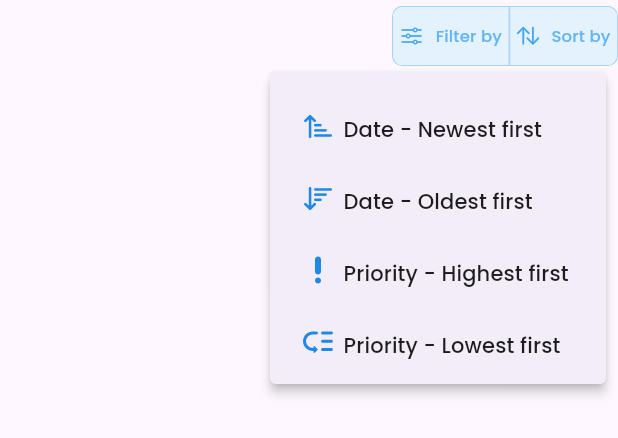
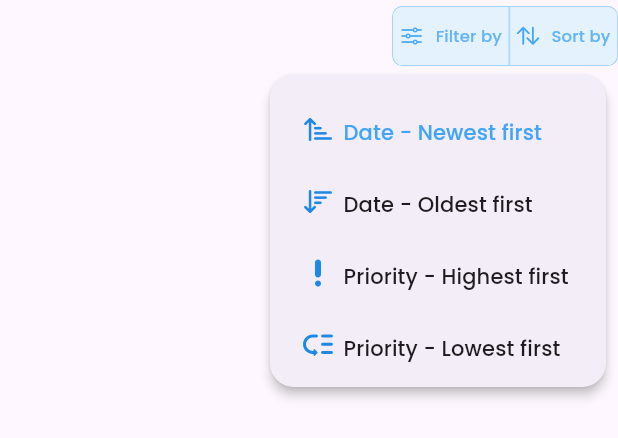
Before and after one commit to apratim-arora/flutter_responsive_web_app, a Flutter app: the FilterSortButtons widget shown alone on an empty page, opened directly, after a tap on "Sort by", on a phone screen of 412 x 824 dp. Shown: the top 438 px of the screen. Run offline on Flutter 3.47's test engine with Material 3 defaults, Android fonts, the light colour scheme and no system bars; our stand-ins replace auto_size_text, flutter_breadcrumb, flutter_riverpod, lottie, percent_indicator, riverpod_annotation; missing offline and left inert: animate_gradient, split_view, universal_html; generated files the repository leaves out were written again.

Commit message:
popup menu design update

```diff
--- a/lib/main.dart
+++ b/lib/main.dart
@@ -86,12 +86,6 @@ class _MyHomePageState extends ConsumerState<MyHomePage> {
         ],
         duration: const Duration(seconds: 10),
         child: Container(
-          // decoration: const BoxDecoration(
-          //   image: DecorationImage(
-          //     image: AssetImage("assets/images/doodle_bg_1.png"),
-          //     repeat: ImageRepeat.repeatX,
-          //   ),
-          // ),
           padding: EdgeInsets.only(
             left: screenWidth * 0.02,
             right: screenWidth * 0.02,
--- a/lib/providers/data_provider.dart
+++ b/lib/providers/data_provider.dart
@@ -56,7 +56,8 @@ Future<List<Article>> filteredAndSortedArticles(
       {
         List<String> selectedtags =
             ref.read(selectedTagListForFilteringProvider);
-        print("all tags from saved data: $selectedtags");
+        print("selected tags for filtering: $selectedtags");
+        print("all tags available from data: $allTags");
         currentList = currentList
             .where((article) =>
                 selectedtags.any((tag) => article.tags.contains(tag)))
--- a/lib/widgets.dart
+++ b/lib/widgets.dart
@@ -96,6 +96,7 @@ class IconAndLabel extends StatelessWidget {
   final Widget icon;
   final Widget label;
   final double gap;
+
   const IconAndLabel({
     super.key,
     required this.icon,
@@ -236,23 +237,89 @@ class FilterSortButtons extends ConsumerWidget {
     super.key,
   });
 
+  TextStyle? selectionBasedStyle(dynamic selectedType, dynamic thisType) {
+    if (thisType == selectedType) {
+      return TextStyle(color: Colors.blue.shade400);
+    } else {
+      return null;
+    }
+  }
+
+  Future<void>
+      makeDelay() async => //made for letting the menu close first so as to make app feel not too laggy
+          await Future.delayed(const Duration(milliseconds: 300));
   @override
   Widget build(BuildContext context, WidgetRef ref) {
+    ref.listen(selectedFilterTypeProvider, (previous, newFilter) {
+      if (newFilter != FilterType.byTagName) return;
+      // showModalBottomSheet(context: context, builder: (context) => ,);
+    });
+    FilterType selectedFilter = ref.watch(selectedFilterTypeProvider);
+    SortType selectedSorting = ref.watch(selectedSortTypeProvider);
     return Row(
       mainAxisAlignment: MainAxisAlignment.end,
       children: [
-        //sort button
+        //filter button
         PopupMenuButton(
+          offset: const Offset(-100, 2),
+          shape: const RoundedRectangleBorder(
+            borderRadius: BorderRadius.all(
+              Radius.circular(16.0),
+            ),
+          ),
+          popUpAnimationStyle: AnimationStyle(
+            duration: const Duration(milliseconds: 150),
+            curve: Curves.easeOut,
+          ),
           tooltip: "Filter Options",
           position: PopupMenuPosition.under,
           itemBuilder: (context) => [
             PopupMenuItem(
+              onTap: () async {
+                //filter by tag name
+                await makeDelay();
+                ref
+                    .read(selectedFilterTypeProvider.notifier)
+                    .updateFilterType(FilterType.byTagName);
+              },
               child: IconAndLabel(
+                gap: 7,
                 icon: Icon(
                   CupertinoIcons.tag,
                   color: Colors.blue.shade600,
                 ),
-                label: const Text("Tag name"),
+                label: Text(
+                  "Tag name",
+                  style: selectionBasedStyle(
+                    // ref.read(selectedFilterTypeProvider),
+                    selectedFilter,
+                    FilterType.byTagName,
+                  ),
+                ),
+              ),
+            ),
+            PopupMenuItem(
+              onTap: () async {
+                //clear all filters
+                await makeDelay();
+                ref
+                    .read(selectedFilterTypeProvider.notifier)
+                    .updateFilterType(FilterType.none);
+              },
+              child: IconAndLabel(
+                gap: 7,
+                icon: Icon(
+                  CupertinoIcons.xmark,
+                  color: Colors.blue.shade600,
+                ),
+                label: Text(
+                  "No Filters",
+                  style: selectionBasedStyle(
+                    // ref.read(selectedFilterTypeProvider),
+                    selectedFilter,
+                    FilterType.none,
+                  ),
+                ),
               ),
             ),
           ],
@@ -280,18 +347,35 @@ class FilterSortButtons extends ConsumerWidget {
             ),
           ),
         ),
-        //filter button
+        //sort button
         PopupMenuButton(
+          offset: const Offset(20, 2),
+          shape: const RoundedRectangleBorder(
+            borderRadius: BorderRadius.all(
+              Radius.circular(16.0),
+            ),
+          ),
+          popUpAnimationStyle: AnimationStyle(
+            duration: const Duration(milliseconds: 150),
+            curve: Curves.easeOut,
+          ),
           tooltip: "Sort options",
           position: PopupMenuPosition.under,
           itemBuilder: (context) => [
             PopupMenuItem(
               child: IconAndLabel(
-                  icon:
-                      Icon(CupertinoIcons.sort_up, color: Colors.blue.shade600),
-                  label: const Text("Date - Newest first")),
-              onTap: () {
+                icon: Icon(CupertinoIcons.sort_up, color: Colors.blue.shade600),
+                label: Text(
+                  "Date - Newest first",
+                  style: selectionBasedStyle(
+                    selectedSorting, // ref.read(selectedSortTypeProvider),
+                    SortType.dateNewestFirst,
+                  ),
+                ),
+              ),
+              onTap: () async {
                 //sort by date newest first
+                await makeDelay();
                 ref
                     .read(selectedSortTypeProvider.notifier)
                     .updateSortType(SortType.dateNewestFirst);
@@ -301,9 +385,16 @@ class FilterSortButtons extends ConsumerWidget {
               child: IconAndLabel(
                   icon: Icon(CupertinoIcons.sort_down,
                       color: Colors.blue.shade600),
-                  label: const Text("Date - Oldest first")),
-              onTap: () {
+                  label: Text(
+                    "Date - Oldest first",
+                    style: selectionBasedStyle(
+                      selectedSorting, // ref.read(selectedSortTypeProvider),
+                      SortType.dateOldestFirst,
+                    ),
+                  )),
+              onTap: () async {
                 //sort by date oldest first
+                await makeDelay();
                 ref
                     .read(selectedSortTypeProvider.notifier)
                     .updateSortType(SortType.dateOldestFirst);
@@ -313,9 +404,16 @@ class FilterSortButtons extends ConsumerWidget {
               child: IconAndLabel(
                   icon: Icon(Icons.priority_high_rounded,
                       color: Colors.blue.shade600),
-                  label: const Text("Priority - Highest first")),
-              onTap: () {
+                  label: Text(
+                    "Priority - Highest first",
+                    style: selectionBasedStyle(
+                      selectedSorting, // ref.read(selectedSortTypeProvider),
+                      SortType.priorityHighestFirst,
+                    ),
+                  )),
+              onTap: () async {
                 //sort by priority highest first
+                await makeDelay();
                 ref
                     .read(selectedSortTypeProvider.notifier)
                     .updateSortType(SortType.priorityHighestFirst);
@@ -325,9 +423,16 @@ class FilterSortButtons extends ConsumerWidget {
               child: IconAndLabel(
                   icon: Icon(Icons.low_priority_rounded,
                       color: Colors.blue.shade600),
-                  label: const Text("Priority - Lowest first")),
-              onTap: () {
+                  label: Text(
+                    "Priority - Lowest first",
+                    style: selectionBasedStyle(
+                      selectedSorting, // ref.read(selectedSortTypeProvider),
+                      SortType.priorityLowestFirst,
+                    ),
+                  )),
+              onTap: () async {
                 //sort by priority lowest first
+                await makeDelay();
                 ref
                     .read(selectedSortTypeProvider.notifier)
                     .updateSortType(SortType.priorityLowestFirst);
@@ -362,3 +467,19 @@ class FilterSortButtons extends ConsumerWidget {
     );
   }
 }
+
+class ModalBottomSheetForTagFiltering extends ConsumerStatefulWidget {
+  const ModalBottomSheetForTagFiltering({super.key});
+
+  @override
+  ConsumerState<ConsumerStatefulWidget> createState() =>
+      _ModalBottomSheetForTagFilteringState();
+}
+
+class _ModalBottomSheetForTagFilteringState
+    extends ConsumerState<ModalBottomSheetForTagFiltering> {
+  @override
+  Widget build(BuildContext context) {
+    return Container();
+  }
+}
```
